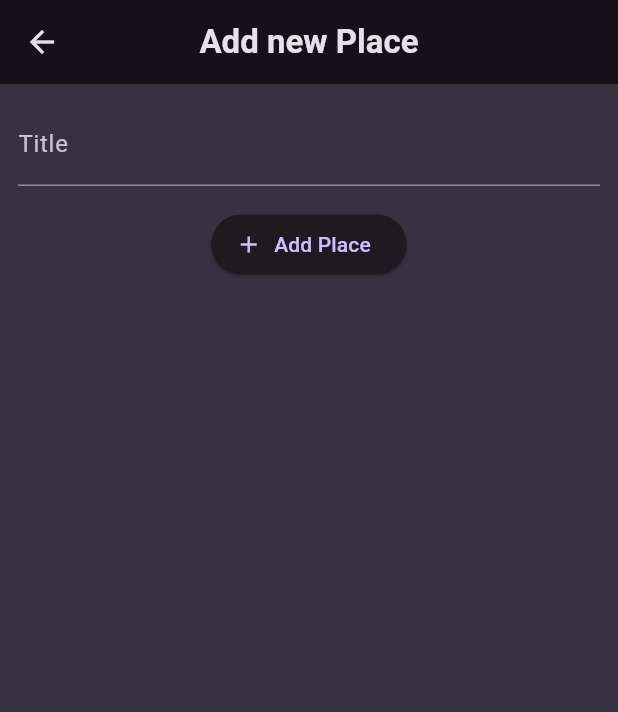
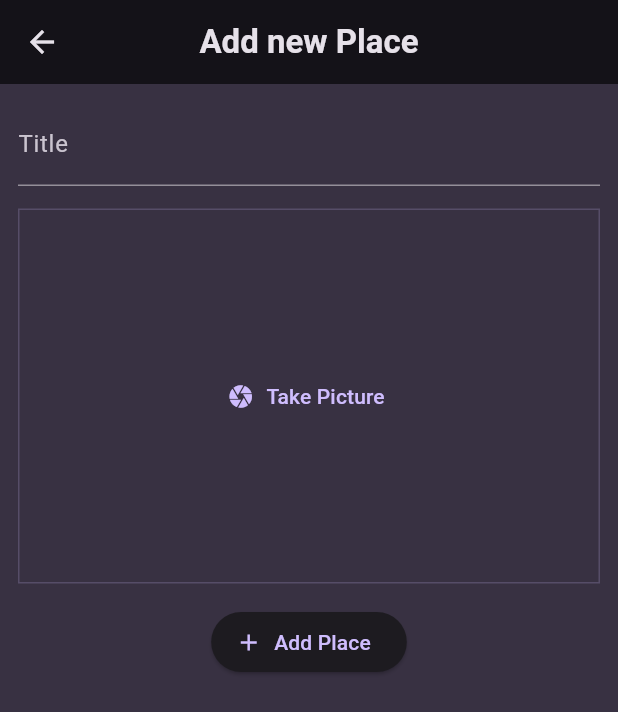
Before and after one commit to ivan-horchakov/favorite_places, a Flutter app: the AddPlaceScreen screen opened directly, on a phone screen of 412 x 824 dp. Shown: the top 712 px of the screen. Run offline on Flutter 3.47's test engine with Material 3 defaults, Android fonts, the phone set to English and light mode, and no system bars; our stand-ins replace flutter_riverpod, google_fonts.

Commit message:
image_input.dart (242)

```diff
--- a/lib/screens/add_place.dart
+++ b/lib/screens/add_place.dart
@@ -1,4 +1,5 @@
 import 'package:favorite_places/providers/user_places.dart';
+import 'package:favorite_places/widgets/image_input.dart';
 import 'package:flutter/material.dart';
 import 'package:flutter_riverpod/flutter_riverpod.dart';
 
@@ -49,6 +50,8 @@ class _AddPlaceScreenState extends ConsumerState<AddPlaceScreen> {
               controller: _titleController,
             ),
             const SizedBox(height: 15),
+            const ImageInput(),
+            const SizedBox(height: 15),
             ElevatedButton.icon(
               icon: const Icon(Icons.add),
               label: const Text('Add Place'),
--- /dev/null
+++ b/lib/widgets/image_input.dart
@@ -0,0 +1,33 @@
+import 'package:flutter/material.dart';
+
+class ImageInput extends StatefulWidget {
+  const ImageInput({super.key});
+
+  @override
+  State<ImageInput> createState() {
+    return _ImageInputState();
+  }
+}
+
+class _ImageInputState extends State<ImageInput> {
+  void _takePicture() {}
+
+  @override
+  Widget build(BuildContext context) {
+    return Container(
+      decoration: BoxDecoration(
+          border: Border.all(
+        width: 1,
+        color: Theme.of(context).colorScheme.primary.withOpacity(0.2),
+      )),
+      height: 250,
+      width: double.infinity,
+      alignment: Alignment.center,
+      child: TextButton.icon(
+        icon: const Icon(Icons.camera),
+        label: const Text('Take Picture'),
+        onPressed: _takePicture,
+      ),
+    );
+  }
+}
--- a/lib/widgets/places_list.dart
+++ b/lib/widgets/places_list.dart
@@ -1,4 +1,5 @@
 import 'package:favorite_places/models/place.dart';
+import 'package:favorite_places/screens/place_detail.dart';
 import 'package:flutter/material.dart';
 
 class PlacesList extends StatelessWidget {
@@ -29,6 +30,11 @@ class PlacesList extends StatelessWidget {
                     color: Theme.of(context).colorScheme.onBackground,
                   ),
             ),
+            onTap: () {
+              Navigator.of(context).push(MaterialPageRoute(builder: (ctx) {
+                return PlaceDetailScreen(place: places[index]);
+              }));
+            },
           );
         });
   }
```
Also changed, not shown: lib/screens/place_detail.dart (added, +26 -0 lines), lib/screens/places_detail.dart (deleted).
